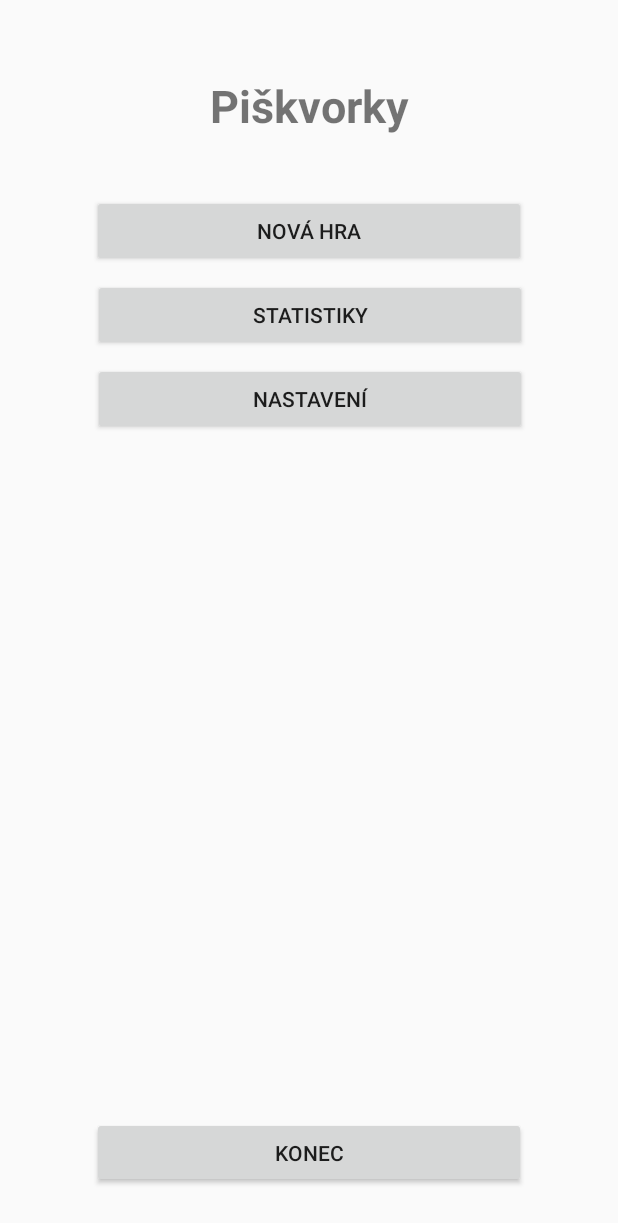
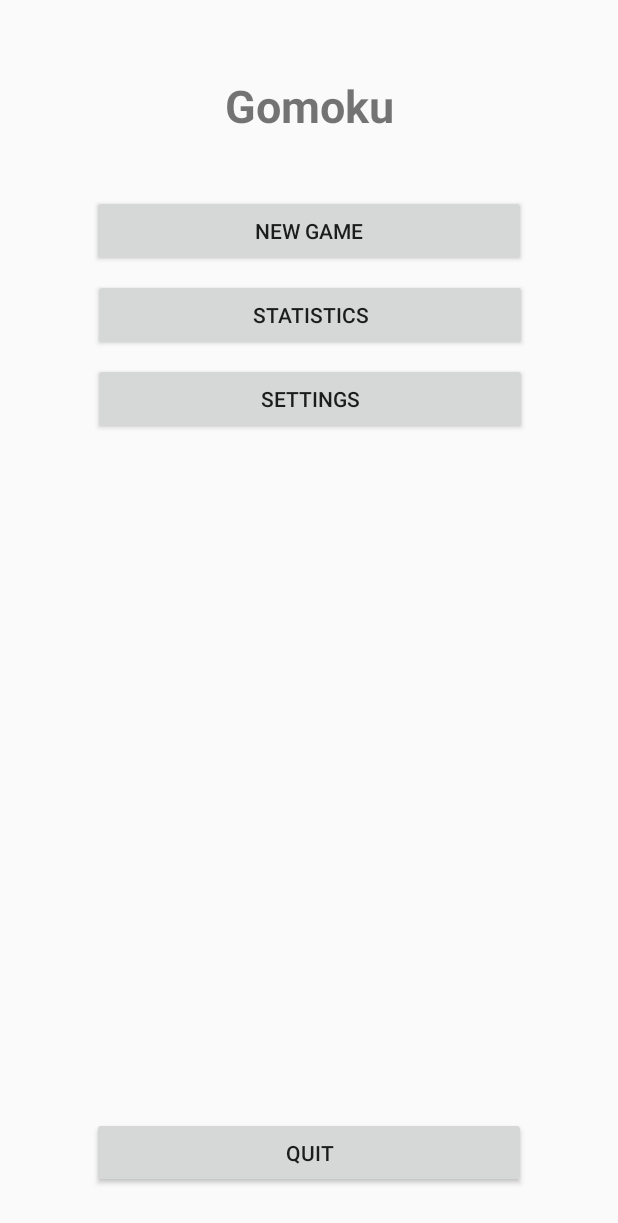
Before and after one commit to Michyus/TAMZ2_projekt, an Android app: the screen it shows after launch (MainActivity), on a phone screen of 412 x 824 dp. Shown: the top 1223 px of the screen. Run offline under Robolectric (Android 15) with nearby library versions, the phone set to English and light mode, and no system bars.

Commit message:
Adding screenshots

```diff
--- a/Piskvorky/app/src/main/java/com/example/michyus/piskvorky/CustomGameActivity.java
+++ b/Piskvorky/app/src/main/java/com/example/michyus/piskvorky/CustomGameActivity.java
@@ -71,8 +71,6 @@ public class CustomGameActivity extends AppCompatActivity {
         spinner_AI.setEnabled(checkBox_AI.isChecked());
         editText_name_2.setEnabled(!checkBox_AI.isChecked());
 
-
-        //TODO sharePreferences
         editor = getSharedPreferences("sharedPreferences", MODE_PRIVATE).edit();
         prefs = getSharedPreferences("sharedPreferences", MODE_PRIVATE);
 
--- a/Piskvorky/app/src/main/java/com/example/michyus/piskvorky/GameEndDialog.java
+++ b/Piskvorky/app/src/main/java/com/example/michyus/piskvorky/GameEndDialog.java
@@ -12,7 +12,7 @@ public class GameEndDialog extends AlertDialog {
         MediaPlayer mp;
         mp = MediaPlayer.create(gameEngine.gameActivity, R.raw.cuttingpaper);
 
-        setMessage(gameEngine.winner_name + " vyhrál!");
+        setMessage(gameEngine.winner_name + " " + context.getResources().getString(R.string.won));
 
         setButton(BUTTON_POSITIVE, context.getResources().getString(R.string.dialog_end_rematch), new OnClickListener() {
             @Override
--- a/Piskvorky/app/src/main/java/com/example/michyus/piskvorky/StatisticsDetail.java
+++ b/Piskvorky/app/src/main/java/com/example/michyus/piskvorky/StatisticsDetail.java
@@ -53,16 +53,13 @@ public class StatisticsDetail extends AppCompatActivity {
         Bundle extras = getIntent().getExtras();
         if(extras !=null)
         {
-            //ziskam ID ktere se ma editovat/zobrazit/mazat poslane z main aktivity
             int value = extras.getInt("id");
             if (value >0)
             {
-                //z database vytahnu zaznam pod hledanym ID a ulozim do id_To_Update
                 Cursor rs = games.getData(value);
                 id_To_Update = value;
                 rs.moveToFirst();
 
-                //vytahnu zaznam se jmenem
                 String name_1 = rs.getString(rs.getColumnIndex(DBHelper.GAMES_COLUMN_NAME_1));
                 String name_2 = rs.getString(rs.getColumnIndex(DBHelper.GAMES_COLUMN_NAME_2));
 
@@ -98,7 +95,7 @@ public class StatisticsDetail extends AppCompatActivity {
                 }
                 checkBox_AI.setEnabled(false);
 
-                textView_winner.setText(winner + " vyhrál!");
+                textView_winner.setText(winner + " " + this.getResources().getString(R.string.won));
 
                 seekBar_gameGridSize.setProgress(size);
                 textView_gameGridSize.setText(Integer.toString(size));
--- a/Piskvorky/app/src/main/res/layout/activity_main.xml
+++ b/Piskvorky/app/src/main/res/layout/activity_main.xml
@@ -11,7 +11,7 @@
         android:layout_width="wrap_content"
         android:layout_height="40dp"
         android:autoText="false"
-        android:text="Piškvorky"
+        android:text="@string/app_name"
         android:textSize="30sp"
         android:textStyle="bold"
         app:layout_constraintBottom_toBottomOf="parent"
@@ -25,11 +25,9 @@
         android:layout_width="289dp"
         android:layout_height="wrap_content"
         android:layout_marginEnd="8dp"
-        android:layout_marginLeft="8dp"
-        android:layout_marginRight="8dp"
         android:layout_marginStart="8dp"
         android:layout_marginTop="40dp"
-        android:text="Nová hra"
+        android:text="@string/new_game"
         app:layout_constraintEnd_toEndOf="parent"
         app:layout_constraintStart_toStartOf="parent"
         app:layout_constraintTop_toBottomOf="@+id/textView_title" />
@@ -41,7 +39,7 @@
         android:layout_marginEnd="8dp"
         android:layout_marginStart="8dp"
         android:layout_marginTop="8dp"
-        android:text="Statistiky"
+        android:text="@string/statistics"
         app:layout_constraintEnd_toEndOf="parent"
         app:layout_constraintHorizontal_bias="0.506"
         app:layout_constraintStart_toStartOf="parent"
@@ -54,7 +52,7 @@
         android:layout_marginEnd="8dp"
         android:layout_marginStart="8dp"
         android:layout_marginTop="8dp"
-        android:text="Nastavení"
+        android:text="@string/settings"
         app:layout_constraintEnd_toEndOf="parent"
         app:layout_constraintHorizontal_bias="0.506"
         app:layout_constraintStart_toStartOf="parent"
@@ -66,14 +64,11 @@
         android:layout_height="47dp"
         android:layout_marginBottom="32dp"
         android:layout_marginEnd="8dp"
-        android:layout_marginLeft="8dp"
-        android:layout_marginRight="8dp"
         android:layout_marginStart="8dp"
-        android:text="Konec"
+        android:text="@string/quit"
         app:layout_constraintBottom_toBottomOf="parent"
         app:layout_constraintEnd_toEndOf="parent"
         app:layout_constraintHorizontal_bias="0.5"
-        app:layout_constraintVertical_bias="0.064"
         app:layout_constraintStart_toStartOf="parent" />
 
 </android.support.constraint.ConstraintLayout>
--- a/Piskvorky/app/src/main/res/layout/activity_settings.xml
+++ b/Piskvorky/app/src/main/res/layout/activity_settings.xml
@@ -13,7 +13,7 @@
         android:layout_marginEnd="8dp"
         android:layout_marginStart="8dp"
         android:layout_marginTop="40dp"
-        android:text="Promazání statistik"
+        android:text="@string/settings_reset"
         app:layout_constraintEnd_toEndOf="parent"
         app:layout_constraintStart_toStartOf="parent"
         app:layout_constraintTop_toBottomOf="@+id/textView_title" />
@@ -23,7 +23,7 @@
         android:layout_width="wrap_content"
         android:layout_height="40dp"
         android:autoText="false"
-        android:text="Nastavení"
+        android:text="@string/settings"
         android:textSize="30sp"
         android:textStyle="bold"
         app:layout_constraintBottom_toBottomOf="parent"
--- a/Piskvorky/app/src/main/res/layout/activity_statistics.xml
+++ b/Piskvorky/app/src/main/res/layout/activity_statistics.xml
@@ -41,7 +41,7 @@
         android:layout_marginEnd="8dp"
         android:layout_marginStart="8dp"
         android:layout_marginTop="8dp"
-        android:text="HER"
+        android:text="@string/statistics_played"
         android:textSize="18sp"
         app:layout_constraintBottom_toTopOf="@+id/listView_statistics"
         app:layout_constraintEnd_toEndOf="parent"
@@ -55,7 +55,7 @@
         android:layout_marginEnd="8dp"
         android:layout_marginStart="8dp"
         android:layout_marginTop="8dp"
-        android:text="ODEHRÁNO"
+        android:text="@string/statistics_games"
         android:textSize="18sp"
         app:layout_constraintBottom_toTopOf="@+id/textView_numberOfGames"
         app:layout_constraintEnd_toEndOf="parent"
--- a/Piskvorky/app/src/main/res/layout/activity_statistics_detail.xml
+++ b/Piskvorky/app/src/main/res/layout/activity_statistics_detail.xml
@@ -11,7 +11,7 @@
         android:layout_width="wrap_content"
         android:layout_height="40dp"
         android:autoText="false"
-        android:text="Výsledek"
+        android:text="@string/statistics_result"
         android:textSize="30sp"
         android:textStyle="bold"
         app:layout_constraintBottom_toBottomOf="parent"
@@ -68,7 +68,7 @@
         android:layout_height="wrap_content"
         android:layout_marginBottom="8dp"
         android:layout_marginStart="8dp"
-        android:text="Počet poli pro výhru"
+        android:text="@string/count_needed_to_win"
         app:layout_constraintBottom_toTopOf="@+id/seekBar_countToWin"
         app:layout_constraintStart_toStartOf="parent" />
 
@@ -78,7 +78,7 @@
         android:layout_height="wrap_content"
         android:layout_marginBottom="8dp"
         android:layout_marginStart="8dp"
-        android:text="Velikost herni plochy"
+        android:text="@string/size_of_grid"
         app:layout_constraintBottom_toTopOf="@+id/seekBar_gameGridSize"
         app:layout_constraintStart_toStartOf="parent" />
 
```
Also changed, not shown: Piskvorky/app/src/main/java/com/example/michyus/piskvorky/GameEngine.java (+9 -5 lines), Piskvorky/app/src/main/res/layout/activity_custom_game.xml (+6 -6 lines), Piskvorky/app/src/main/res/layout/activity_new_game.xml (+4 -6 lines), Piskvorky/app/src/main/res/values/strings.xml (+30 -8 lines), 2 other files.
